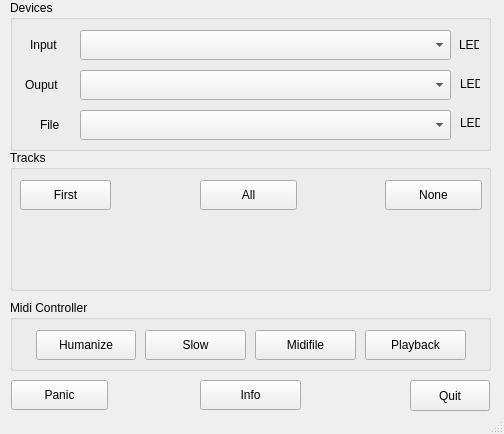
This is src/mainwindow.ui in obook/I-like-Chopin as Qt 5 draws it before an edit. The edited form follows.
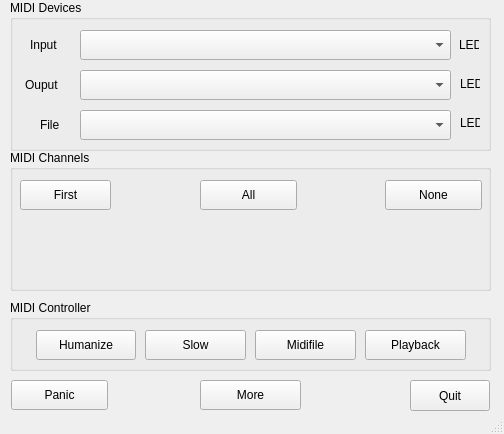
This is the edited form.

Commit message: Addd : Force piano on all tracks, except for drums

```diff
--- a/src/mainwindow.ui
+++ b/src/mainwindow.ui
@@ -37,7 +37,7 @@
      </rect>
     </property>
     <property name="title">
-     <string>Devices</string>
+     <string>MIDI Devices</string>
     </property>
     <widget class="QLabel" name="label_File">
      <property name="geometry">
@@ -158,7 +158,7 @@
      </rect>
     </property>
     <property name="title">
-     <string>Tracks</string>
+     <string>MIDI Channels</string>
     </property>
     <widget class="QWidget" name="gridLayoutWidget">
      <property name="geometry">
@@ -240,7 +240,7 @@
      </sizepolicy>
     </property>
     <property name="title">
-     <string>Midi Controller</string>
+     <string>MIDI Controller</string>
     </property>
     <widget class="QPushButton" name="pushButton_FileIndex">
      <property name="enabled">
@@ -314,7 +314,7 @@
      </rect>
     </property>
     <property name="text">
-     <string>Info</string>
+     <string>More</string>
     </property>
    </widget>
   </widget>
```
The commit also changes 9 other files.
